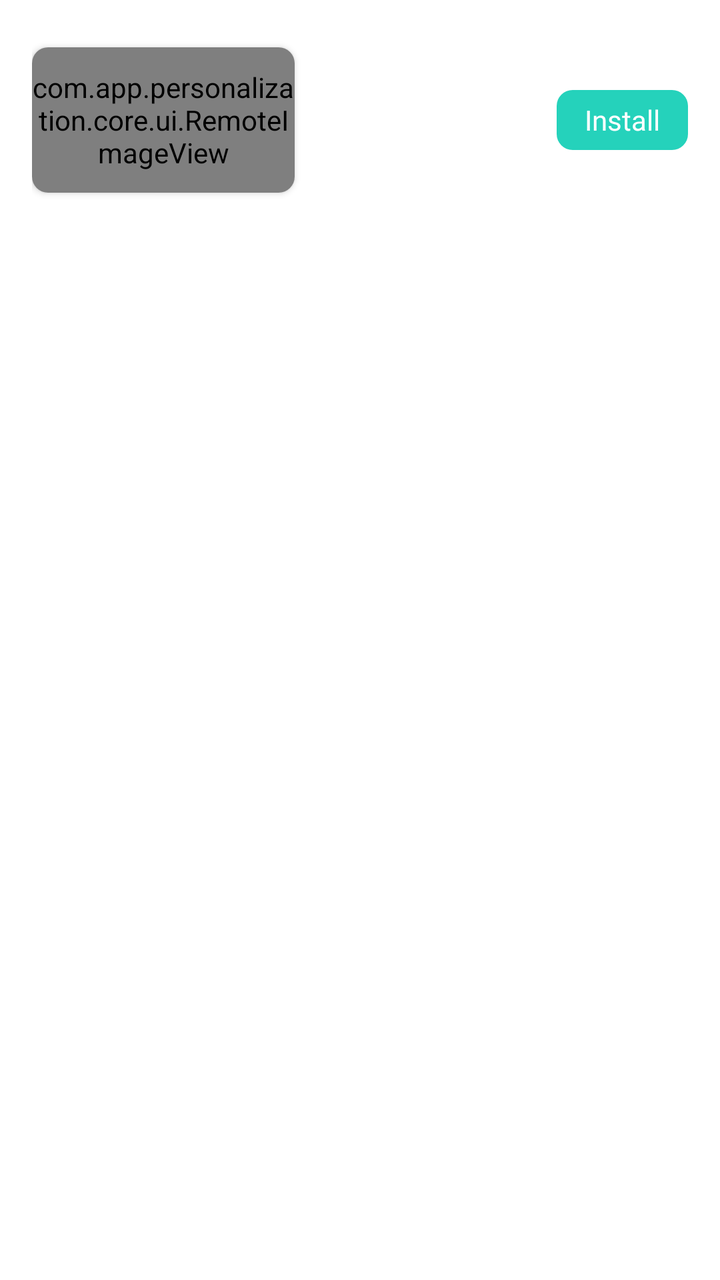
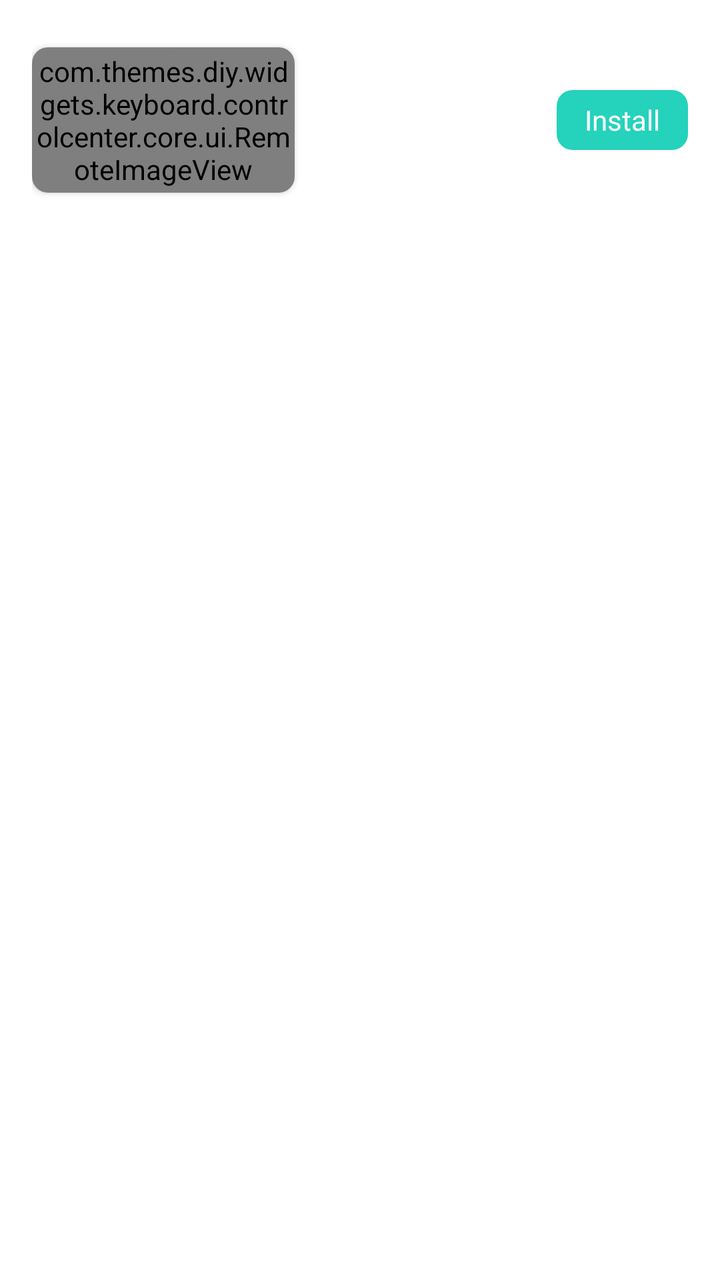

The first picture is an Android layout as it rendered before a commit; the second is the same layout after the commit. The layout source and the unified diff follow.
<!-- AndroidManifest.xml: application theme Theme.MyApplication -->
<!-- res/layout/item_my_icon_pack_layout.xml -->
<?xml version="1.0" encoding="utf-8"?>
<androidx.constraintlayout.widget.ConstraintLayout xmlns:android="http://schemas.android.com/apk/res/android" xmlns:app="http://schemas.android.com/apk/res-auto"  android:id="@+id/ctContainer" android:focusable="true" android:clickable="true" android:layout_width="match_parent" android:layout_height="wrap_content" android:foreground="?android:attr/selectableItemBackground" android:maxHeight="@dimen/dp_120" android:paddingHorizontal="@dimen/dp_16" android:paddingVertical="@dimen/dp_8">
    <androidx.cardview.widget.CardView
        android:layout_width="0dp"
        android:layout_height="0dp"
        app:cardCornerRadius="@dimen/dp_8"
        app:layout_constraintBottom_toBottomOf="parent"
        app:layout_constraintDimensionRatio="232:128"
        app:layout_constraintEnd_toEndOf="@+id/guideline"
        app:layout_constraintStart_toStartOf="parent"
        app:layout_constraintTop_toTopOf="parent">
        <com.app.personalization.core.ui.RemoteImageView
            android:id="@+id/ivPreview"
            android:layout_width="match_parent"
            android:layout_height="match_parent"
            android:scaleType="fitCenter"
            android:adjustViewBounds="true"/>
    </androidx.cardview.widget.CardView>
    <androidx.constraintlayout.widget.Guideline
        android:orientation="vertical"
        android:id="@+id/guideline"
        android:layout_width="@dimen/dp_1"
        android:layout_height="match_parent"
        app:layout_constraintGuide_percent="0.4"/>
    <TextView
        android:textColor="?attr/titleTextColor"
        android:gravity="center_vertical"
        android:id="@+id/tvName"
        android:tag="binding_1"
        android:layout_width="0dp"
        android:layout_height="@dimen/dp_30"
        android:layout_weight="1"
        android:fontFamily="@font/helvetica_regular"
        android:layout_marginHorizontal="@dimen/dp_8"
        app:layout_constraintBottom_toBottomOf="parent"
        app:layout_constraintEnd_toEndOf="@+id/guideline2"
        app:layout_constraintStart_toStartOf="@+id/guideline"
        app:layout_constraintTop_toTopOf="parent"/>
    <androidx.constraintlayout.widget.Guideline
        android:orientation="vertical"
        android:id="@+id/guideline2"
        android:layout_width="@dimen/dp_1"
        android:layout_height="match_parent"
        app:layout_constraintGuide_percent="0.8"/>
    <TextView
        android:textColor="@color/white"
        android:gravity="center"
        android:id="@+id/tvInstall"
        android:background="@drawable/bg_corner_8"
        android:layout_width="0dp"
        android:layout_height="@dimen/dp_30"
        android:text="@string/install"
        android:layout_weight="1"
        android:fontFamily="@font/helvetica_medium"
        android:backgroundTint="@color/secondaryPrimary"
        app:layout_constraintBottom_toBottomOf="parent"
        app:layout_constraintEnd_toEndOf="parent"
        app:layout_constraintStart_toStartOf="@+id/guideline2"
        app:layout_constraintTop_toTopOf="parent"/>
</androidx.constraintlayout.widget.ConstraintLayout>
<!-- resources referenced by this layout -->
<resources>
  <color name="secondaryPrimary">#25d2bb</color>
  <color name="white">#ffffffff</color>
  <dimen name="dp_1">1dp</dimen>
  <dimen name="dp_120">120dp</dimen>
  <dimen name="dp_16">16dp</dimen>
  <dimen name="dp_30">30dp</dimen>
  <dimen name="dp_8">8dp</dimen>
  <!-- drawable bg_corner_8 (drawable) -->
  <?xml version="1.0" encoding="utf-8"?>
  <shape xmlns:android="http://schemas.android.com/apk/res/android" android:shape="rectangle">
      <solid android:color="?attr/secondaryBackgroundColor"/>
      <corners android:radius="@dimen/dp_8"/>
  </shape>
  <string name="install">Install</string>
  <style name="Theme.MyApplication" parent="Theme.MaterialComponents.Light.NoActionBar">
          
          <item name="colorPrimary">@color/brand_primary</item>
          <item name="colorPrimaryVariant">@color/purple_700</item>
          <item name="colorOnPrimary">@color/white</item>
          
          <item name="colorSecondary">@color/brand_secondary</item>
          <item name="colorSecondaryVariant">@color/teal_700</item>
          <item name="colorOnSecondary">@color/black</item>
          
          <item name="android:windowFullscreen">true</item>
          <item name="android:windowContentOverlay">@null</item>
          <item name="android:statusBarColor">@android:color/transparent</item>
          <item name="android:windowLightStatusBar">true</item>
          <item name="android:navigationBarColor">?attr/primaryBackgroundColor</item>
          <item name="android:windowLightNavigationBar" tools:targetApi="o_mr1">true</item>
          
          
          <item name="primaryBackgroundColor">#FFFFFF</item>
          <item name="secondaryBackgroundColor">#F8F9FA</item>
          <item name="titleTextColor">@color/text_primary</item>
          <item name="detailTextColor">@color/text_secondary</item>
          <item name="lineColor">@color/divider_line</item>
          <item name="primaryColor">@color/brand_primary</item>
          <item name="tabBackgroundColor">#F0F0F0</item>
          <item name="elevation">2dp</item>
          <item name="android:windowBackground">?attr/primaryBackgroundColor</item>
      </style>
  <color name="brand_primary">#FA5783</color>
  <color name="purple_700">#E0335D</color>
  <color name="brand_secondary">#25D2BB</color>
  <color name="teal_700">#ff018786</color>
  <color name="black">#ff000000</color>
  <color name="text_primary">#1A1A1A</color>
  <color name="text_secondary">#757575</color>
  <color name="divider_line">#EAEAEA</color>
</resources>

<!-- the commit's change to res/layout/item_my_icon_pack_layout.xml (unified diff, before → after) -->
@@ -9,7 +9,7 @@
         app:layout_constraintEnd_toEndOf="@+id/guideline"
         app:layout_constraintStart_toStartOf="parent"
         app:layout_constraintTop_toTopOf="parent">
-        <com.app.personalization.core.ui.RemoteImageView
+        <com.themes.diy.widgets.keyboard.controlcenter.core.ui.RemoteImageView
             android:id="@+id/ivPreview"
             android:layout_width="match_parent"
             android:layout_height="match_parent"
